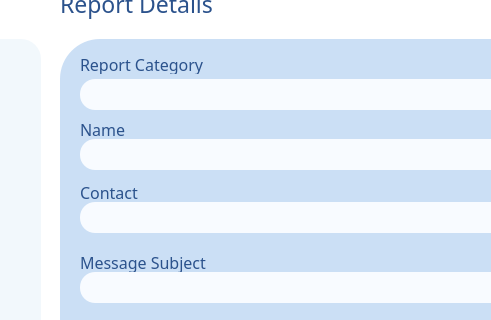
Qt form MCR_UI/mainwindow.ui (raghiiboiibaxtor/MCR_FINAL) before a commit; both pictures show x 460 to 951 and y 160 to 480 of the 1102 by 810 pixel window.
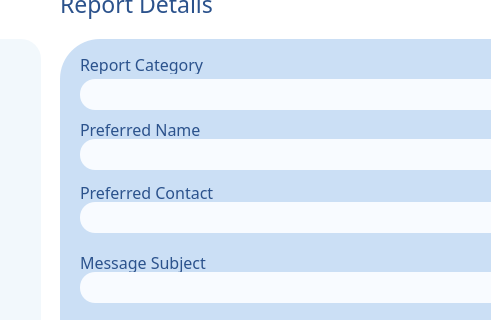
The same form after that commit. The open tabs and pages were chosen to show the change. Icons and pictures are not drawn.

What changed in the file:
```diff
--- a/MCR_UI/mainwindow.ui
+++ b/MCR_UI/mainwindow.ui
@@ -4630,7 +4630,7 @@
 </string>
         </property>
         <property name="text">
-         <string>Name</string>
+         <string>Preferred Name</string>
         </property>
        </widget>
        <widget class="QLabel" name="labelContactRP">
@@ -4659,7 +4659,7 @@
 </string>
         </property>
         <property name="text">
-         <string>Contact</string>
+         <string>Preferred Contact</string>
         </property>
        </widget>
        <widget class="QLabel" name="showReportCategoryRP">
```
Left out of the diff: 2 changed lines with no effect on the pictures.
